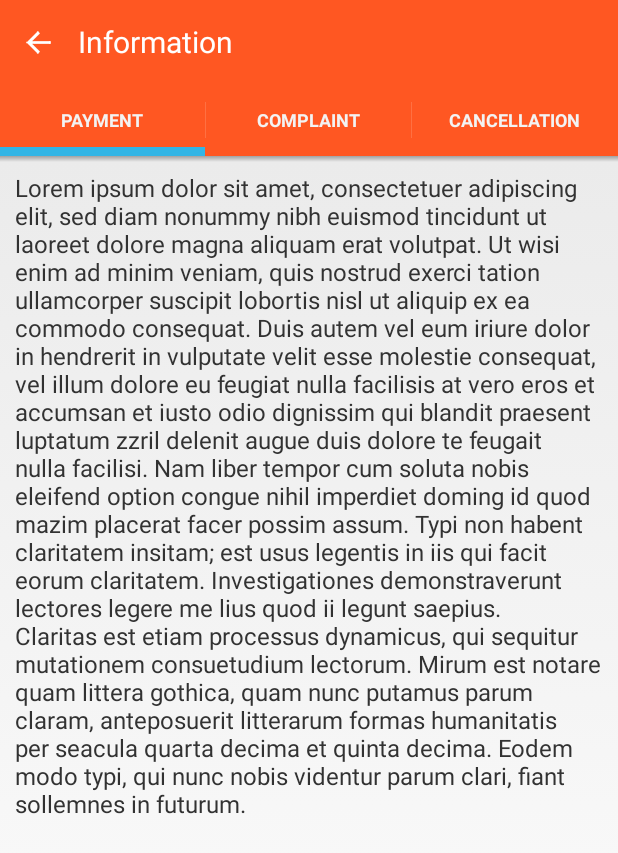
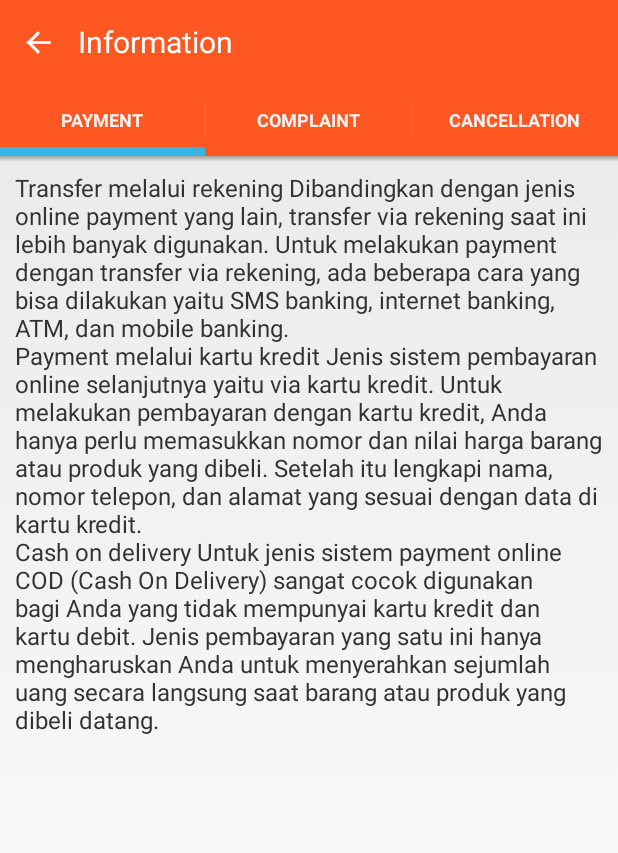
Before and after one commit to ahfarli/Ecommerce_Dmsn, an Android app: the ActivityInformation screen opened directly, with no data from a screen before it, on a phone screen of 412 x 824 dp. Shown: the top 853 px of the screen. Run offline under Robolectric (Android 15) with nearby library versions, the phone set to English and light mode, and no system bars; network calls fail.

Commit message:
Update strings.xml

```diff
--- a/app/src/main/res/values/strings.xml
+++ b/app/src/main/res/values/strings.xml
@@ -122,13 +122,20 @@
 
 	<!-- Write your description about information menu for tab 1, tab 2 and tab 3 -->
 	<string name="information_tab1">
-		Lorem ipsum dolor sit amet, consectetuer adipiscing elit, sed diam nonummy nibh euismod tincidunt ut laoreet dolore magna aliquam erat volutpat. Ut wisi enim ad minim veniam, quis nostrud exerci tation ullamcorper suscipit lobortis nisl ut aliquip ex ea commodo consequat. Duis autem vel eum iriure dolor in hendrerit in vulputate velit esse molestie consequat, vel illum dolore eu feugiat nulla facilisis at vero eros et accumsan et iusto odio dignissim qui blandit praesent luptatum zzril delenit augue duis dolore te feugait nulla facilisi. Nam liber tempor cum soluta nobis eleifend option congue nihil imperdiet doming id quod mazim placerat facer possim assum. Typi non habent claritatem insitam; est usus legentis in iis qui facit eorum claritatem. Investigationes demonstraverunt lectores legere me lius quod ii legunt saepius. Claritas est etiam processus dynamicus, qui sequitur mutationem consuetudium lectorum. Mirum est notare quam littera gothica, quam nunc putamus parum claram, anteposuerit litterarum formas humanitatis per seacula quarta decima et quinta decima. Eodem modo typi, qui nunc nobis videntur parum clari, fiant sollemnes in futurum.
+		Transfer melalui rekening
+Dibandingkan dengan jenis online payment yang lain, transfer via rekening saat ini lebih banyak digunakan. Untuk melakukan payment dengan transfer via rekening, ada beberapa cara yang bisa dilakukan yaitu SMS banking, internet banking, ATM, dan mobile banking.
+
+\n\Payment melalui kartu kredit
+Jenis sistem pembayaran online selanjutnya yaitu via kartu kredit. Untuk melakukan pembayaran dengan kartu kredit, Anda hanya perlu memasukkan nomor dan nilai harga barang atau produk yang dibeli. Setelah itu lengkapi nama, nomor telepon, dan alamat yang sesuai dengan data di kartu kredit.
+
+\n\Cash on delivery
+Untuk jenis sistem payment online COD (Cash On Delivery) sangat cocok digunakan bagi Anda yang tidak mempunyai kartu kredit dan kartu debit. Jenis pembayaran yang satu ini hanya mengharuskan Anda untuk menyerahkan sejumlah uang secara langsung saat barang atau produk yang dibeli datang.
 	</string>
 	<string name="information_tab2">
-	    Lorem ipsum dolor sit amet, consectetuer adipiscing elit, sed diam nonummy nibh euismod tincidunt ut laoreet dolore magna aliquam erat volutpat. Ut wisi enim ad minim veniam, quis nostrud exerci tation ullamcorper suscipit lobortis nisl ut aliquip ex ea commodo consequat. Duis autem vel eum iriure dolor in hendrerit in vulputate velit esse molestie consequat, vel illum dolore eu feugiat nulla facilisis at vero eros et accumsan et iusto odio dignissim qui blandit praesent luptatum zzril delenit augue duis dolore te feugait nulla facilisi. Nam liber tempor cum soluta nobis eleifend option congue nihil imperdiet doming id quod mazim placerat facer possim assum. Typi non habent claritatem insitam; est usus legentis in iis qui facit eorum claritatem. Investigationes demonstraverunt lectores legere me lius quod ii legunt saepius. Claritas est etiam processus dynamicus, qui sequitur mutationem consuetudium lectorum. Mirum est notare quam littera gothica, quam nunc putamus parum claram, anteposuerit litterarum formas humanitatis per seacula quarta decima et quinta decima. Eodem modo typi, qui nunc nobis videntur parum clari, fiant sollemnes in futurum.
+	    Complaint atau yang bisa disebut keluhan, merupakan yang diberikan untuk pelanggan atau konsumen yang biasanya mengeluhkan terkait keresahan yang dialami oleh pelanggan, mulai dari pengiriman yang lama, kondisi barang, respon admin, dan masih banyak lagi. Namun itu merupakan hal yang wajar bahkan perlu untuk bisnis kami, yang mana dari keluhan dan keresahan pelanggan kami bisa memperbaiki dan berkembang lebih bak untuk kedepannya.
 	</string>
 	<string name="information_tab3">
-	    Lorem ipsum dolor sit amet, consectetuer adipiscing elit, sed diam nonummy nibh euismod tincidunt ut laoreet dolore magna aliquam erat volutpat. Ut wisi enim ad minim veniam, quis nostrud exerci tation ullamcorper suscipit lobortis nisl ut aliquip ex ea commodo consequat. Duis autem vel eum iriure dolor in hendrerit in vulputate velit esse molestie consequat, vel illum dolore eu feugiat nulla facilisis at vero eros et accumsan et iusto odio dignissim qui blandit praesent luptatum zzril delenit augue duis dolore te feugait nulla facilisi. Nam liber tempor cum soluta nobis eleifend option congue nihil imperdiet doming id quod mazim placerat facer possim assum. Typi non habent claritatem insitam; est usus legentis in iis qui facit eorum claritatem. Investigationes demonstraverunt lectores legere me lius quod ii legunt saepius. Claritas est etiam processus dynamicus, qui sequitur mutationem consuetudium lectorum. Mirum est notare quam littera gothica, quam nunc putamus parum claram, anteposuerit litterarum formas humanitatis per seacula quarta decima et quinta decima. Eodem modo typi, qui nunc nobis videntur parum clari, fiant sollemnes in futurum.
+	    Cancellation atau bisa disebut pembatalan dalam pembelian, itu bisa dilakukan ketika anda belum sampai pada tahap pembayaran, namun jika anda sudah membayar secara tidak langsung anda sudah memilihi produk dari kami. Namun disini kami memiliki pengecualian jikalau barang yang sudah diterima dalam keadaan yang tidak baik contoh, kainnya sobek dan sablon berantakan, maka pelanggan mendapat penggantian produk baru.
 	</string>
 
 	<!-- Write your description if order sent successfully -->
```
